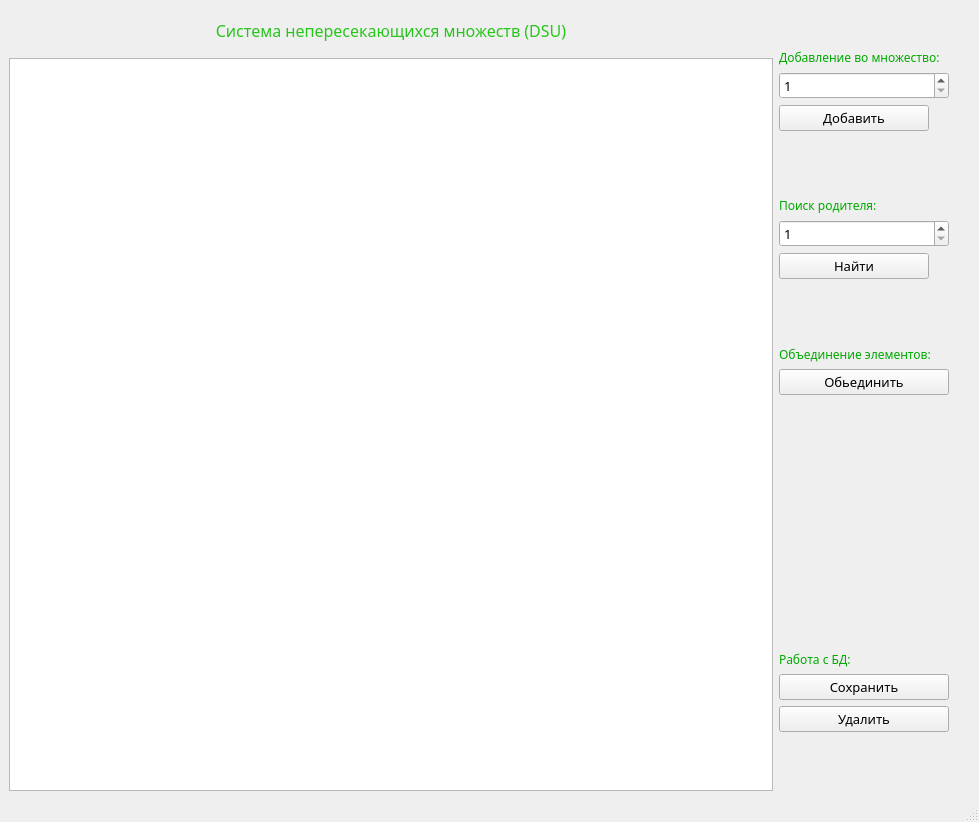
programmister68/DSU, file forms/MainWindow.ui: the form before one commit.
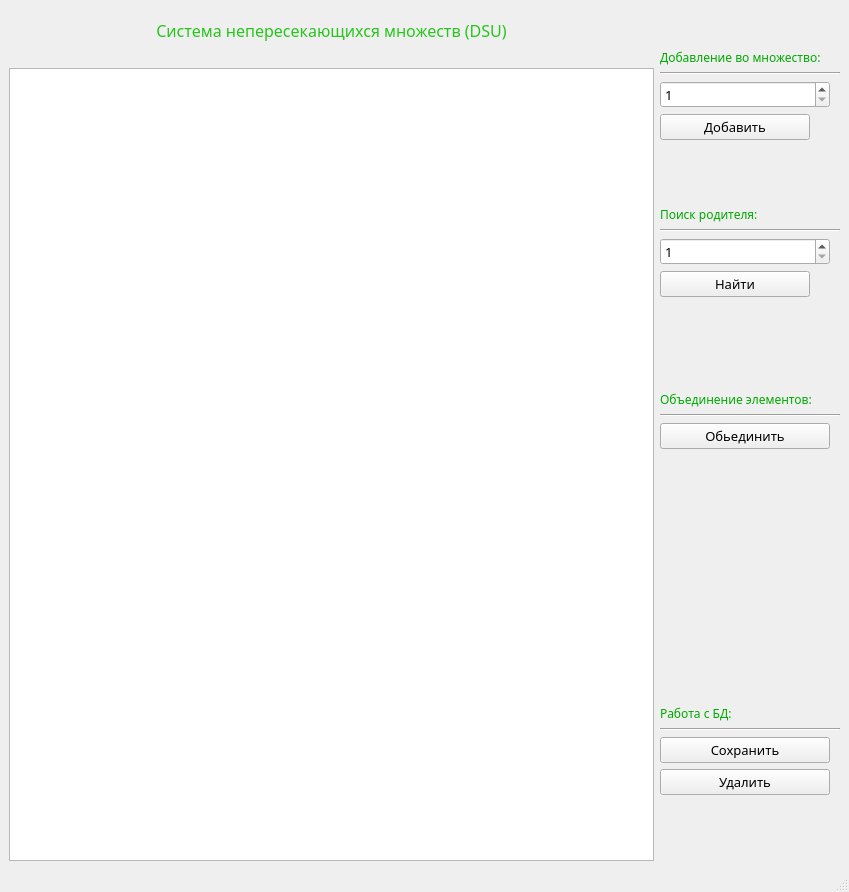
The form after the commit.

The edit to the form file:
```diff
--- a/forms/MainWindow.ui
+++ b/forms/MainWindow.ui
@@ -6,8 +6,8 @@
    <rect>
     <x>0</x>
     <y>0</y>
-    <width>979</width>
-    <height>822</height>
+    <width>839</width>
+    <height>892</height>
    </rect>
   </property>
   <property name="windowTitle">
@@ -101,15 +101,15 @@
         <item>
          <spacer name="verticalSpacer_5">
           <property name="orientation">
-           <enum>Qt::Vertical</enum>
+           <enum>Qt::Horizontal</enum>
           </property>
           <property name="sizeType">
            <enum>QSizePolicy::Fixed</enum>
           </property>
           <property name="sizeHint" stdset="0">
            <size>
-            <width>20</width>
-            <height>10</height>
+            <width>645</width>
+            <height>20</height>
            </size>
           </property>
          </spacer>
@@ -189,6 +189,13 @@
           </property>
          </widget>
         </item>
+        <item>
+         <widget class="Line" name="line">
+          <property name="orientation">
+           <enum>Qt::Horizontal</enum>
+          </property>
+         </widget>
+        </item>
         <item>
          <widget class="QSpinBox" name="lineAdd">
           <property name="maximumSize">
@@ -301,6 +308,13 @@
           </property>
          </widget>
         </item>
+        <item>
+         <widget class="Line" name="line_2">
+          <property name="orientation">
+           <enum>Qt::Horizontal</enum>
+          </property>
+         </widget>
+        </item>
         <item>
          <widget class="QSpinBox" name="lineFind">
           <property name="maximumSize">
@@ -404,6 +418,22 @@
           </property>
          </widget>
         </item>
+        <item>
+         <spacer name="horizontalSpacer_2">
+          <property name="orientation">
+           <enum>Qt::Horizontal</enum>
+          </property>
+          <property name="sizeType">
+           <enum>QSizePolicy::Fixed</enum>
+          </property>
+          <property name="sizeHint" stdset="0">
+           <size>
+            <width>180</width>
+            <height>20</height>
+           </size>
+          </property>
+         </spacer>
+        </item>
         <item>
          <spacer name="verticalSpacer_2">
           <property name="orientation">
@@ -466,6 +496,13 @@
           </property>
          </widget>
         </item>
+        <item>
+         <widget class="Line" name="line_3">
+          <property name="orientation">
+           <enum>Qt::Horizontal</enum>
+          </property>
+         </widget>
+        </item>
         <item>
          <widget class="QPushButton" name="unionButton">
           <property name="minimumSize">
@@ -559,6 +596,13 @@
           </property>
          </widget>
         </item>
+        <item>
+         <widget class="Line" name="line_4">
+          <property name="orientation">
+           <enum>Qt::Horizontal</enum>
+          </property>
+         </widget>
+        </item>
         <item>
          <widget class="QPushButton" name="saveButton">
           <property name="maximumSize">
```
Left out of the diff: 4 changed lines with no effect on the pictures.
